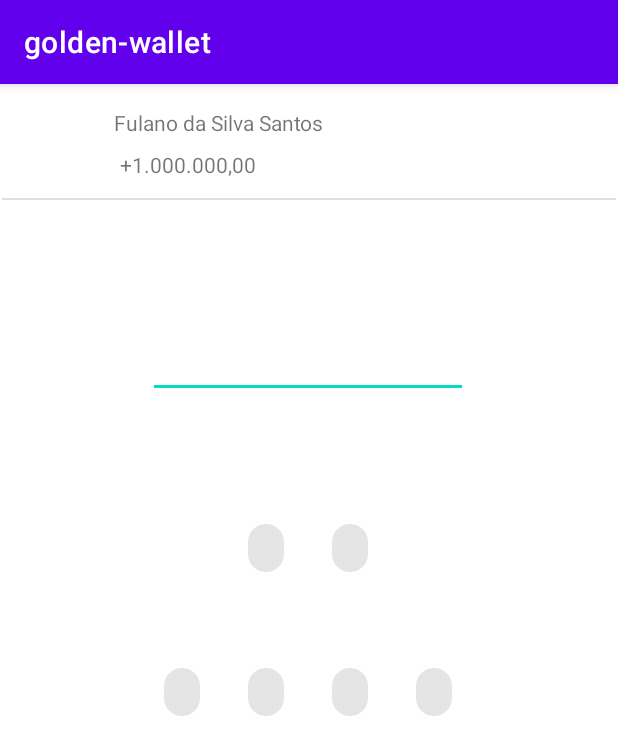
After one commit to jabriboy/Golden-Wallet, an Android app: the AdicionarTransacao screen opened directly, with no data from a screen before it, on a phone screen of 412 x 824 dp. The commit adds this screen. Shown: the top 755 px of the screen. Run offline under Robolectric (Android 15) with nearby library versions, the phone set to English and light mode, and no system bars.

Commit message:
creation of Transacoes

```diff
--- a/app/src/main/AndroidManifest.xml
+++ b/app/src/main/AndroidManifest.xml
@@ -11,6 +11,9 @@
         android:supportsRtl="true"
         android:theme="@style/Theme.Goldenwallet"
         tools:targetApi="31">
+        <activity
+            android:name=".AdicionarTransacao"
+            android:exported="false" />
         <activity
             android:name=".Gasto"
             android:exported="false" />
--- /dev/null
+++ b/app/src/main/java/com/senaicimatec/golden_wallet/AdicionarTransacao.java
@@ -0,0 +1,14 @@
+package com.senaicimatec.golden_wallet;
+
+import androidx.appcompat.app.AppCompatActivity;
+
+import android.os.Bundle;
+
+public class AdicionarTransacao extends AppCompatActivity {
+
+    @Override
+    protected void onCreate(Bundle savedInstanceState) {
+        super.onCreate(savedInstanceState);
+        setContentView(R.layout.activity_adicionar_transacao);
+    }
+}
--- a/app/src/main/java/com/senaicimatec/golden_wallet/MainActivity.java
+++ b/app/src/main/java/com/senaicimatec/golden_wallet/MainActivity.java
@@ -2,6 +2,7 @@ package com.senaicimatec.golden_wallet;
 
 import androidx.appcompat.app.AppCompatActivity;
 
+import android.content.Intent;
 import android.os.Bundle;
 import android.view.View;
 import android.widget.Button;
@@ -51,7 +52,7 @@ public class MainActivity extends AppCompatActivity {
                 String username = editUsername.getText().toString();
                 String password = editPassword.getText().toString();
 
-                Connection connection = null;
+                /*Connection connection = null;
                 try {
                     connection = DatabaseHelper.getConnection();
                     Statement statement = connection.createStatement();
@@ -64,7 +65,8 @@ public class MainActivity extends AppCompatActivity {
                             if(Objects.equals(password_bd, password)){
 
                                 System.out.println("Login feito com sucesso");
-                                // ir para próxima página
+                                Intent i = new Intent(MainActivity.this,MainPage.class);
+                                startActivity(i);
                             }
                         }
                     }
@@ -73,14 +75,17 @@ public class MainActivity extends AppCompatActivity {
                     e.printStackTrace();
                 }
 
-                System.out.println("Usuário ou senha errado");
+                System.out.println("Usuário ou senha errado");*/
+                Intent i = new Intent(MainActivity.this,MainPage.class);
+                startActivity(i);
             }
         });
 
         btnSignup.setOnClickListener(new View.OnClickListener() {
             @Override
             public void onClick(View v) {
-                //ir para a página de signup
+                Intent i = new Intent(MainActivity.this,SignUp.class);
+                startActivity(i);
             }
         });
 
--- a/app/src/main/java/com/senaicimatec/golden_wallet/MainPage.java
+++ b/app/src/main/java/com/senaicimatec/golden_wallet/MainPage.java
@@ -2,6 +2,7 @@ package com.senaicimatec.golden_wallet;
 
 import androidx.appcompat.app.AppCompatActivity;
 
+import android.content.Intent;
 import android.os.Bundle;
 import android.view.View;
 import android.widget.Button;
@@ -50,7 +51,8 @@ public class MainPage extends AppCompatActivity {
         btnSaldo.setOnClickListener(new View.OnClickListener() {
             @Override
             public void onClick(View view) {
-
+                Intent i = new Intent(MainPage.this,Gasto.class);
+                startActivity(i);
             }
         });
 
@@ -58,7 +60,8 @@ public class MainPage extends AppCompatActivity {
         btnGasto.setOnClickListener(new View.OnClickListener() {
             @Override
             public void onClick(View view) {
-
+                Intent i = new Intent(MainPage.this,Renda.class);
+                startActivity(i);
             }
         });
 
--- a/app/src/main/java/com/senaicimatec/golden_wallet/SignUp.java
+++ b/app/src/main/java/com/senaicimatec/golden_wallet/SignUp.java
@@ -2,6 +2,7 @@ package com.senaicimatec.golden_wallet;
 
 import androidx.appcompat.app.AppCompatActivity;
 
+import android.content.Intent;
 import android.os.Bundle;
 import android.view.View;
 import android.widget.Button;
@@ -20,7 +21,6 @@ public class SignUp extends AppCompatActivity {
     private EditText editPassword1;
     private EditText editPassword2;
     private Button btnSubmit;
-    private Button btnBack;
 
     @Override
     protected void onCreate(Bundle savedInstanceState) {
@@ -31,12 +31,11 @@ public class SignUp extends AppCompatActivity {
         editPassword1 = (EditText) findViewById(R.id.editPassword1);
         editPassword2 = (EditText) findViewById(R.id.editPassword2);
         btnSubmit = (Button) findViewById(R.id.btnSubmit);
-        btnBack = (Button) findViewById(R.id.btnBack);
 
         btnSubmit.setOnClickListener(new View.OnClickListener() {
             @Override
             public void onClick(View view) {
-                String nome = editNome.getText().toString();
+                /*String nome = editNome.getText().toString();
                 String paswd1 = editPassword1.getText().toString();
                 String paswd2 = editPassword2.getText().toString();
 
@@ -54,16 +53,11 @@ public class SignUp extends AppCompatActivity {
                 }
                 else{
                     System.out.println("senhas não são iguais");
-                }
+                }*/
+                Intent i = new Intent(SignUp.this,MainPage.class);
+                startActivity(i);
             }
         });
 
-        btnBack.setOnClickListener(new View.OnClickListener() {
-            @Override
-            public void onClick(View view) {
-                // função para voltar a MainActivity
-
-            }
-        });
     }
 }
--- /dev/null
+++ b/app/src/main/res/layout/activity_adicionar_transacao.xml
@@ -0,0 +1,115 @@
+<?xml version="1.0" encoding="utf-8"?>
+<androidx.constraintlayout.widget.ConstraintLayout xmlns:android="http://schemas.android.com/apk/res/android"
+    xmlns:app="http://schemas.android.com/apk/res-auto"
+    xmlns:tools="http://schemas.android.com/tools"
+    android:layout_width="match_parent"
+    android:layout_height="match_parent"
+    tools:context=".AdicionarTransacao">
+
+    <TextView
+        android:id="@+id/textNome2"
+        android:layout_width="wrap_content"
+        android:layout_height="wrap_content"
+        android:layout_marginTop="16dp"
+        android:text="Fulano da Silva Santos"
+        app:layout_constraintEnd_toEndOf="parent"
+        app:layout_constraintHorizontal_bias="0.062"
+        app:layout_constraintStart_toEndOf="@+id/imageView3"
+        app:layout_constraintTop_toTopOf="parent" />
+
+    <ImageView
+        android:id="@+id/imageView3"
+        android:layout_width="51dp"
+        android:layout_height="50dp"
+        android:layout_marginTop="16dp"
+        app:layout_constraintEnd_toEndOf="parent"
+        app:layout_constraintHorizontal_bias="0.033"
+        app:layout_constraintStart_toStartOf="parent"
+        app:layout_constraintTop_toTopOf="parent"
+        tools:srcCompat="@tools:sample/avatars" />
+
+    <TextView
+        android:id="@+id/textSaldoTotal2"
+        android:layout_width="wrap_content"
+        android:layout_height="wrap_content"
+        android:layout_marginTop="44dp"
+        android:text="+1.000.000,00"
+        app:layout_constraintEnd_toEndOf="parent"
+        app:layout_constraintHorizontal_bias="0.065"
+        app:layout_constraintStart_toEndOf="@+id/imageView3"
+        app:layout_constraintTop_toTopOf="parent" />
+
+    <View
+        android:id="@+id/divider3"
+        android:layout_width="409dp"
+        android:layout_height="1dp"
+        android:layout_marginTop="76dp"
+        android:background="?android:attr/listDivider"
+        app:layout_constraintEnd_toEndOf="parent"
+        app:layout_constraintStart_toStartOf="parent"
+        app:layout_constraintTop_toTopOf="parent" />
+
+    <EditText
+        android:id="@+id/editValor"
+        android:layout_width="wrap_content"
+        android:layout_height="wrap_content"
+        android:layout_marginTop="164dp"
+        android:ems="10"
+        android:inputType="numberDecimal"
+        app:layout_constraintEnd_toEndOf="parent"
+        app:layout_constraintHorizontal_bias="0.497"
+        app:layout_constraintStart_toStartOf="parent"
+        app:layout_constraintTop_toTopOf="parent" />
+
+    <com.google.android.material.chip.ChipGroup
+        android:id="@+id/chipGroup"
+        android:layout_width="wrap_content"
+        android:layout_height="wrap_content"
+        android:layout_marginTop="76dp"
+        app:layout_constraintEnd_toEndOf="parent"
+        app:layout_constraintHorizontal_bias="0.498"
+        app:layout_constraintStart_toStartOf="parent"
+        app:layout_constraintTop_toBottomOf="@+id/editValor">
+
+        <com.google.android.material.chip.Chip
+            android:id="@+id/chipRenda"
+            android:layout_width="wrap_content"
+            android:layout_height="wrap_content" />
+
+        <com.google.android.material.chip.Chip
+            android:id="@+id/chipGasto"
+            android:layout_width="wrap_content"
+            android:layout_height="wrap_content" />
+    </com.google.android.material.chip.ChipGroup>
+
+    <com.google.android.material.chip.ChipGroup
+        android:layout_width="wrap_content"
+        android:layout_height="wrap_content"
+        android:layout_marginTop="48dp"
+        app:layout_constraintEnd_toEndOf="parent"
+        app:layout_constraintHorizontal_bias="0.497"
+        app:layout_constraintStart_toStartOf="parent"
+        app:layout_constraintTop_toBottomOf="@+id/chipGroup">
+
+        <com.google.android.material.chip.Chip
+            android:id="@+id/chip1"
+            android:layout_width="wrap_content"
+            android:layout_height="wrap_content" />
+
+        <com.google.android.material.chip.Chip
+            android:id="@+id/chip2"
+            android:layout_width="wrap_content"
+            android:layout_height="wrap_content" />
+
+        <com.google.android.material.chip.Chip
+            android:id="@+id/chip3"
+            android:layout_width="wrap_content"
+            android:layout_height="wrap_content" />
+
+        <com.google.android.material.chip.Chip
+            android:id="@+id/chipAddCategoria"
+            android:layout_width="wrap_content"
+            android:layout_height="wrap_content" />
+    </com.google.android.material.chip.ChipGroup>
+
+</androidx.constraintlayout.widget.ConstraintLayout>
--- a/app/src/main/res/layout/activity_main_page.xml
+++ b/app/src/main/res/layout/activity_main_page.xml
@@ -88,11 +88,11 @@
         android:id="@+id/divider"
         android:layout_width="409dp"
         android:layout_height="1dp"
+        android:layout_marginTop="76dp"
         android:background="?android:attr/listDivider"
         app:layout_constraintEnd_toEndOf="parent"
-        app:layout_constraintHorizontal_bias="0.0"
         app:layout_constraintStart_toStartOf="parent"
-        tools:layout_editor_absoluteY="80dp" />
+        app:layout_constraintTop_toTopOf="parent" />
 
     <ImageView
         android:id="@+id/imageView2"
@@ -109,11 +109,11 @@
         android:id="@+id/divider2"
         android:layout_width="409dp"
         android:layout_height="1dp"
+        android:layout_marginTop="272dp"
         android:background="?android:attr/listDivider"
         app:layout_constraintEnd_toEndOf="parent"
-        app:layout_constraintHorizontal_bias="0.0"
         app:layout_constraintStart_toStartOf="parent"
-        tools:layout_editor_absoluteY="348dp" />
+        app:layout_constraintTop_toBottomOf="@+id/divider" />
 
     <com.google.android.material.floatingactionbutton.FloatingActionButton
         android:id="@+id/btnAdd"
@@ -176,7 +176,7 @@
         android:layout_width="wrap_content"
         android:layout_height="wrap_content"
         android:layout_marginEnd="80dp"
-        android:text="Saldo"
+        android:text="Renda"
         app:layout_constraintBottom_toTopOf="@+id/progressBarSaldo"
         app:layout_constraintEnd_toEndOf="parent"
         app:layout_constraintTop_toBottomOf="@+id/divider"
```
